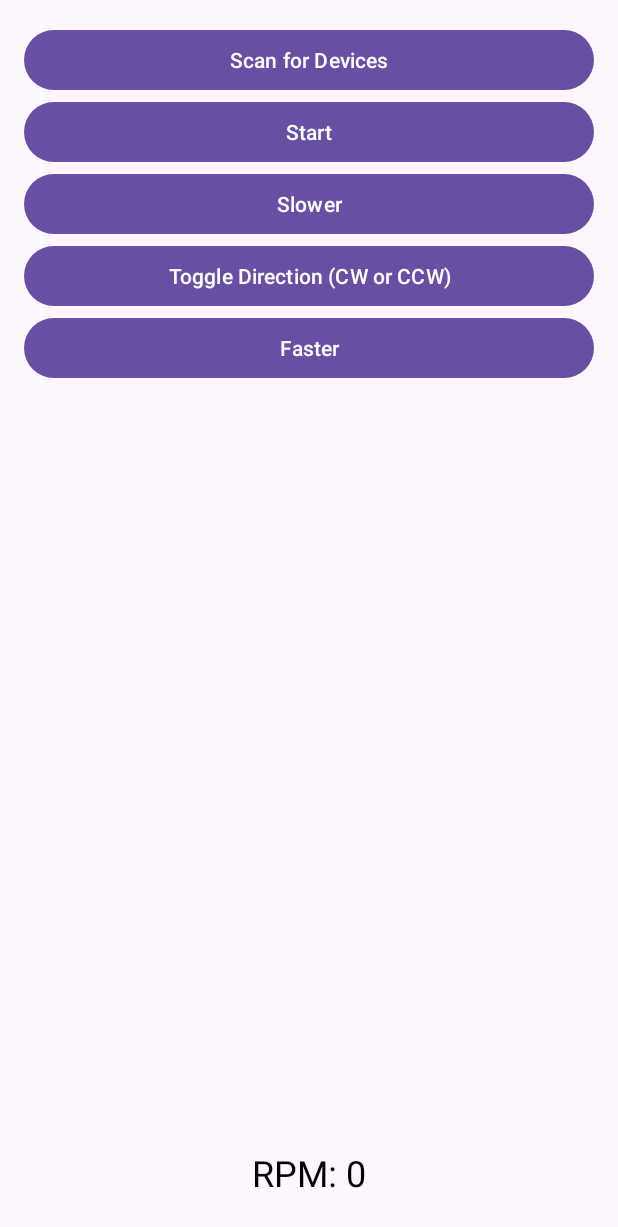
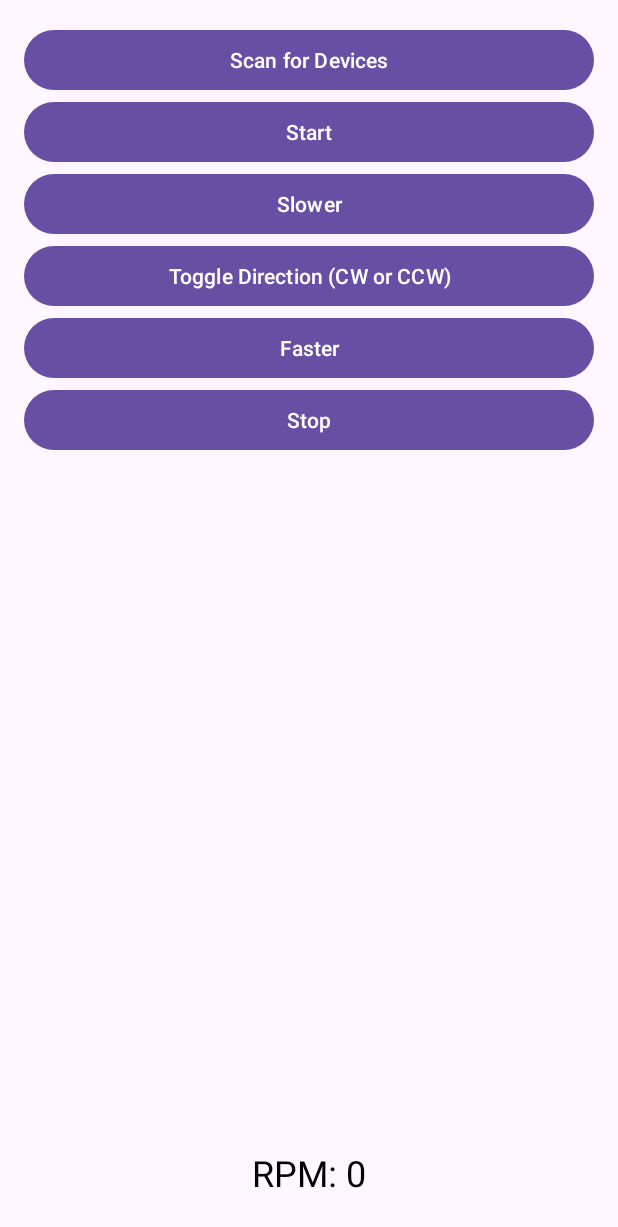
Before and after one commit to nm67037/Nevan_Aubrey_4235_AI_Project, an Android app: the screen it shows after launch (MainActivity), on a phone screen of 412 x 824 dp. Shown: the top 1227 px of the screen. Run offline under Robolectric (Android 15) with nearby library versions, the phone set to English and light mode, and no system bars.

Commit message:
pushing before messing around w geminis help for stop start functionality- nevan

```diff
--- a/bluetooth (3)/MyApplication/app/src/main/java/com/example/myapplication/MainActivity.kt
+++ b/bluetooth (3)/MyApplication/app/src/main/java/com/example/myapplication/MainActivity.kt
@@ -84,6 +84,7 @@ class MainActivity : AppCompatActivity() {
         val startButton: Button = findViewById(R.id.startButton)
         val slowerButton: Button = findViewById(R.id.slowerButton)
         val fasterButton: Button = findViewById(R.id.fasterButton)
+        val stopButton: Button = findViewById(R.id.stopButton)
         val toggleDirectionButton: Button = findViewById(R.id.toggleDirectionButton)
         val devicesListView: ListView = findViewById(R.id.devicesListView)
         rpmTextView = findViewById(R.id.rpmTextView) // <-- NEW
@@ -123,6 +124,11 @@ class MainActivity : AppCompatActivity() {
         fasterButton.setOnClickListener {
             sendBluetoothCommand("f") // 'f' for Faster
             Toast.makeText(this, "Faster (f) sent", LENGTH_SHORT).show()
+        }
+
+        stopButton.setOnClickListener {
+            sendBluetoothCommand("f") // 'f' for Faster
+            Toast.makeText(this, "Stop (x) sent", LENGTH_SHORT).show()
         }
 
         toggleDirectionButton.setOnClickListener {
--- a/bluetooth (3)/MyApplication/app/src/main/res/layout/activity_main.xml
+++ b/bluetooth (3)/MyApplication/app/src/main/res/layout/activity_main.xml
@@ -39,6 +39,12 @@
         android:layout_height="wrap_content"
         android:text="Faster" />
 
+    <Button
+        android:id="@+id/stopButton"
+        android:layout_width="match_parent"
+        android:layout_height="wrap_content"
+        android:text="Stop" />
+
 
     <ListView
         android:id="@+id/devicesListView"
```
